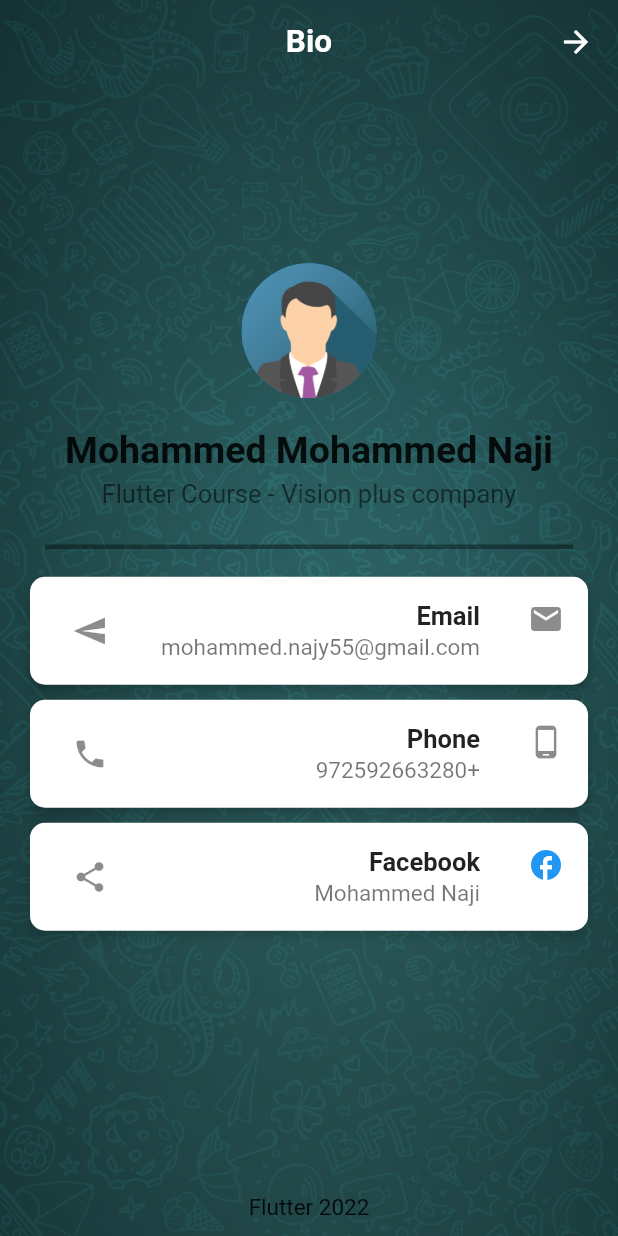
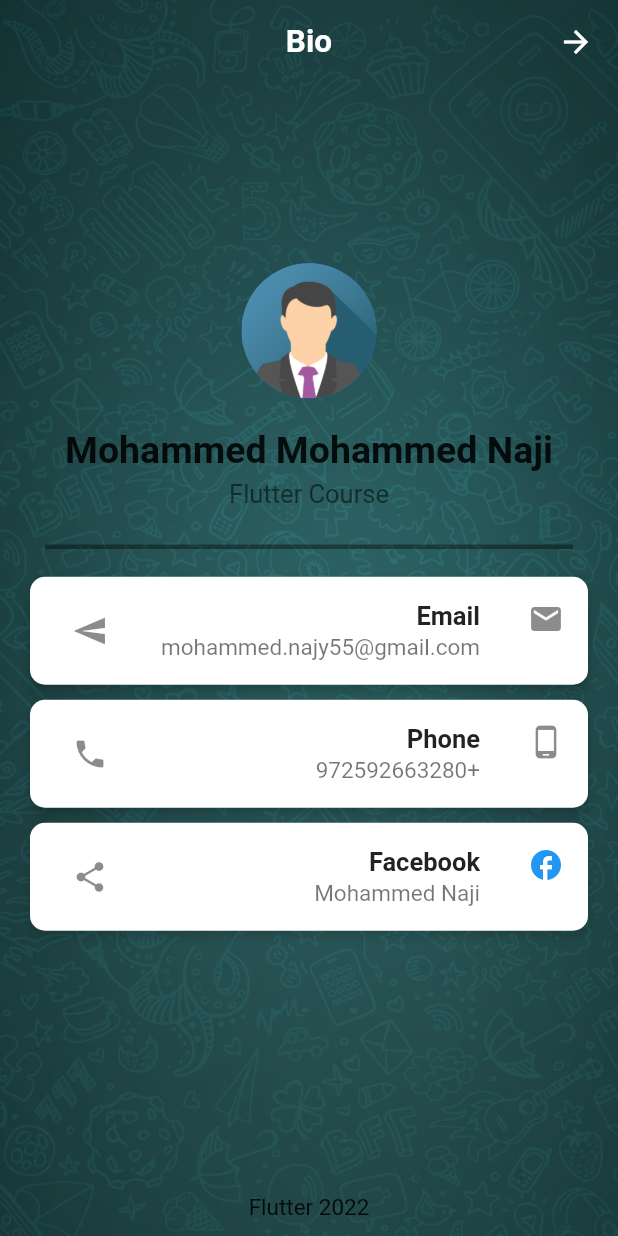
Before and after one commit to zaynrix/VP12-AzkarApp_mohammedNaji, a Flutter app: the BioScreen screen opened by its route, on a phone screen of 412 x 824 dp. Run offline on Flutter 3.47's test engine with Material 2 defaults, Android fonts, the phone set to English and light mode, and no system bars.

Commit message:
commit -update

```diff
--- a/lib/screens/bio_screen.dart
+++ b/lib/screens/bio_screen.dart
@@ -53,7 +53,7 @@ class BioScreen extends StatelessWidget {
                 height: 5,
               ),
               Text(
-                'Flutter Course - Vision plus company',
+                'Flutter Course',
                 style: TextStyle(fontSize: 17, color: Colors.black54),
               ),
               SizedBox(
--- a/pubspec.yaml
+++ b/pubspec.yaml
@@ -29,6 +29,7 @@ dependencies:
   # The following adds the Cupertino Icons font to your application.
   # Use with the CupertinoIcons class for iOS style icons.
   cupertino_icons: ^1.0.2
+  shared_preferences: ^2.0.13
 
 dev_dependencies:
   flutter_test:
```
Also changed, not shown: pubspec.lock, 2 other files.
